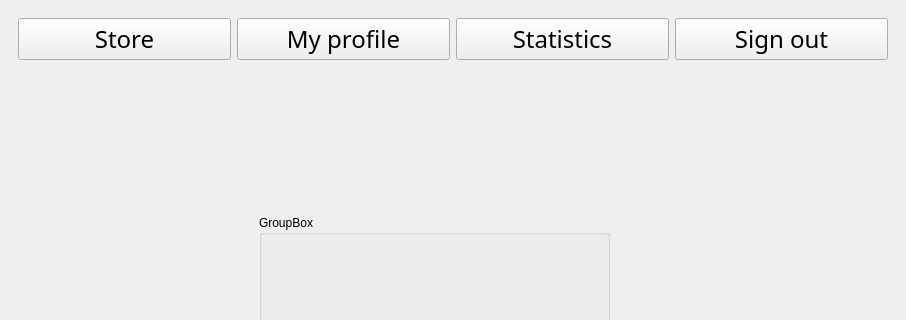
Above: desktop_app/GUI/UI/MainWindow.ui from aobolensk/webforces before the change; both pictures show x 0 to 906 and y 0 to 320 of the 906 by 720 pixel window. Below: the same form after it.
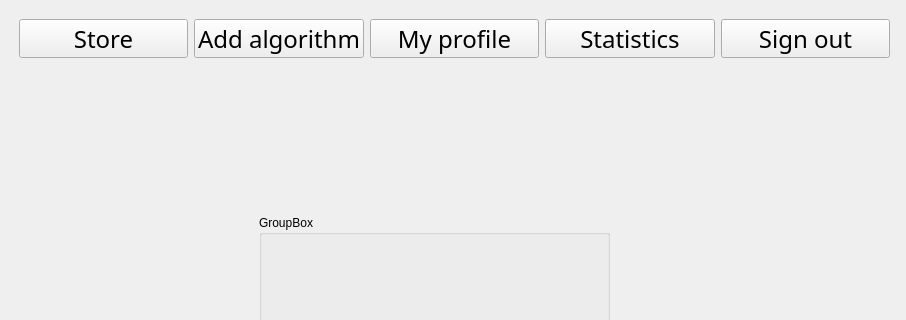
That is the form after the change.

```diff
--- a/desktop_app/GUI/UI/MainWindow.ui
+++ b/desktop_app/GUI/UI/MainWindow.ui
@@ -29,8 +29,15 @@
         <height>60</height>
        </size>
       </property>
-      <layout class="QHBoxLayout" name="horizontalLayout_2">
-       <item>
+      <widget class="QWidget" name="layoutWidget">
+       <property name="geometry">
+        <rect>
+         <x>10</x>
+         <y>10</y>
+         <width>871</width>
+         <height>39</height>
+        </rect>
+       </property>
         <layout class="QHBoxLayout" name="horizontalLayout">
          <item>
           <widget class="QPushButton" name="storeButton">
@@ -54,6 +61,25 @@
            </property>
           </widget>
          </item>
+        <item>
+         <widget class="QPushButton" name="addButton">
+          <property name="maximumSize">
+           <size>
+            <width>16777215</width>
+            <height>60</height>
+           </size>
+          </property>
+          <property name="font">
+           <font>
+            <family>Calibri Light</family>
+            <pointsize>18</pointsize>
+           </font>
+          </property>
+          <property name="text">
+           <string>Add algorithm</string>
+          </property>
+         </widget>
+        </item>
          <item>
           <widget class="QPushButton" name="profileButton">
            <property name="maximumSize">
@@ -112,8 +138,7 @@
           </widget>
          </item>
         </layout>
-       </item>
-      </layout>
+      </widget>
      </widget>
     </item>
     <item>
```
Lines whose indentation alone changed are shown as unchanged.
